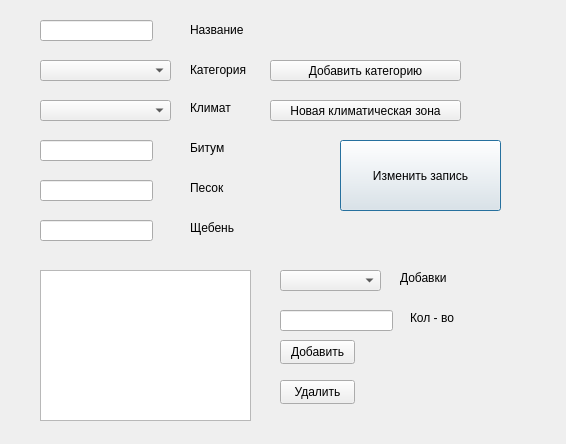
Before: the Qt Designer form ui/dialogs/dlg_cng_asph.ui in onel6un/asphprod, drawn with Qt 5.
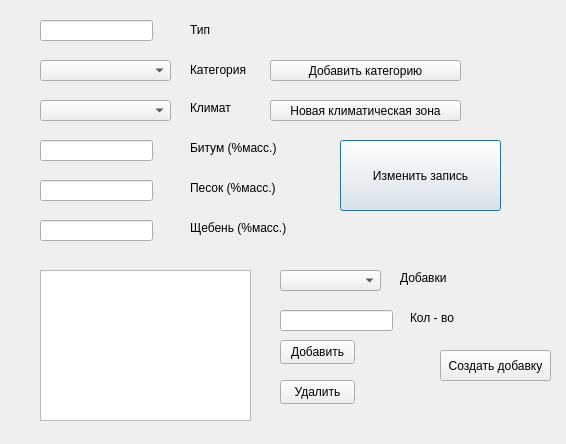
After: the same form once the commit is applied.

```diff
--- a/ui/dialogs/dlg_cng_asph.ui
+++ b/ui/dialogs/dlg_cng_asph.ui
@@ -118,19 +118,6 @@
     </rect>
    </property>
   </widget>
-  <widget class="QLabel" name="label_5">
-   <property name="geometry">
-    <rect>
-     <x>190</x>
-     <y>220</y>
-     <width>48</width>
-     <height>16</height>
-    </rect>
-   </property>
-   <property name="text">
-    <string>Щебень</string>
-   </property>
-  </widget>
   <widget class="QComboBox" name="cmbClm">
    <property name="geometry">
     <rect>
@@ -154,19 +141,6 @@
     <string>Категория</string>
    </property>
   </widget>
-  <widget class="QLabel" name="label_3">
-   <property name="geometry">
-    <rect>
-     <x>190</x>
-     <y>140</y>
-     <width>48</width>
-     <height>16</height>
-    </rect>
-   </property>
-   <property name="text">
-    <string>Битум</string>
-   </property>
-  </widget>
   <widget class="QLineEdit" name="inpBrk">
    <property name="geometry">
     <rect>
@@ -230,20 +204,7 @@
     </rect>
    </property>
    <property name="text">
-    <string>Название</string>
-   </property>
-  </widget>
-  <widget class="QLabel" name="label_4">
-   <property name="geometry">
-    <rect>
-     <x>190</x>
-     <y>180</y>
-     <width>48</width>
-     <height>16</height>
-    </rect>
-   </property>
-   <property name="text">
-    <string>Песок</string>
+    <string>Тип</string>
    </property>
   </widget>
   <widget class="QPushButton" name="bntAddClm">
@@ -272,6 +233,58 @@
     <string>Добавить категорию</string>
    </property>
   </widget>
+  <widget class="QPushButton" name="btnNewSpp">
+   <property name="geometry">
+    <rect>
+     <x>440</x>
+     <y>350</y>
+     <width>111</width>
+     <height>31</height>
+    </rect>
+   </property>
+   <property name="text">
+    <string>Создать добавку</string>
+   </property>
+  </widget>
+  <widget class="QLabel" name="label_10">
+   <property name="geometry">
+    <rect>
+     <x>190</x>
+     <y>180</y>
+     <width>101</width>
+     <height>16</height>
+    </rect>
+   </property>
+   <property name="text">
+    <string>Песок (%масс.)</string>
+   </property>
+  </widget>
+  <widget class="QLabel" name="label_11">
+   <property name="geometry">
+    <rect>
+     <x>190</x>
+     <y>220</y>
+     <width>111</width>
+     <height>16</height>
+    </rect>
+   </property>
+   <property name="text">
+    <string>Щебень (%масс.)</string>
+   </property>
+  </widget>
+  <widget class="QLabel" name="label_3">
+   <property name="geometry">
+    <rect>
+     <x>190</x>
+     <y>140</y>
+     <width>101</width>
+     <height>16</height>
+    </rect>
+   </property>
+   <property name="text">
+    <string>Битум (%масс.)</string>
+   </property>
+  </widget>
  </widget>
  <resources/>
  <connections/>
```
